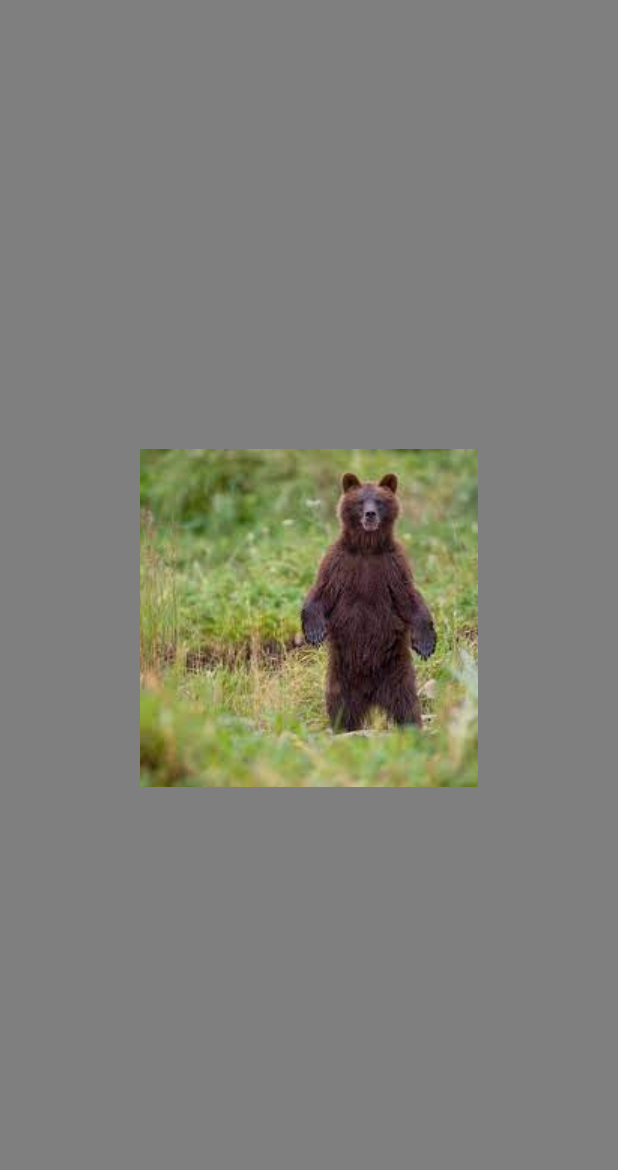
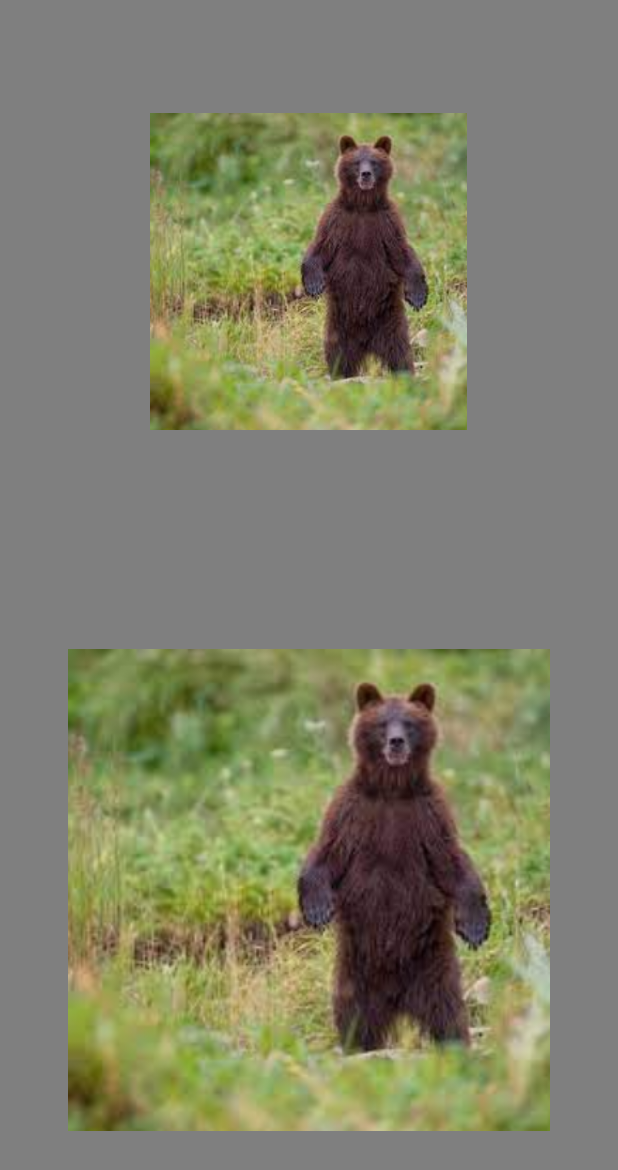
Before and after one commit to nikolamanushev48/Mobile_App, an Android app: the layout activity_main.xml on its own in the app's theme, with its tools: preview values and no code run, on a phone screen of 412 x 824 dp. Shown: the top 1170 px of the screen. Run offline under Robolectric (Android 15) with nearby library versions, the light colour scheme and no system bars.

Commit message:
Nz bate!

```diff
--- a/app/src/main/res/layout/activity_main.xml
+++ b/app/src/main/res/layout/activity_main.xml
@@ -10,7 +10,15 @@
 
     <ImageView
         android:id="@+id/imageView5"
-        android:layout_width="wrap_content"
+        android:layout_width="242dp"
+        android:layout_height="362dp"
+        android:layout_gravity="center"
+        android:padding="15dp"
+        android:src="@drawable/bear" />
+
+    <ImageView
+        android:id="@+id/imageView4"
+        android:layout_width="352dp"
         android:layout_height="match_parent"
         android:layout_gravity="center"
         android:padding="15dp"
```
